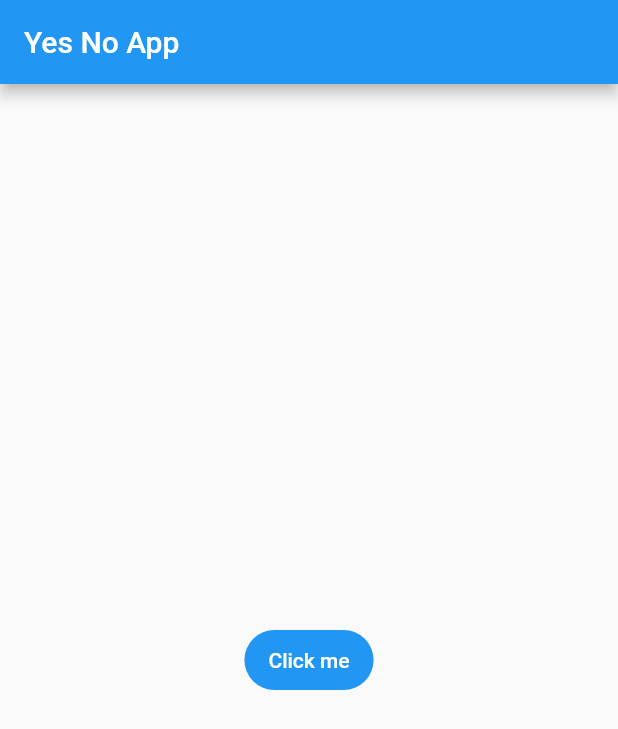
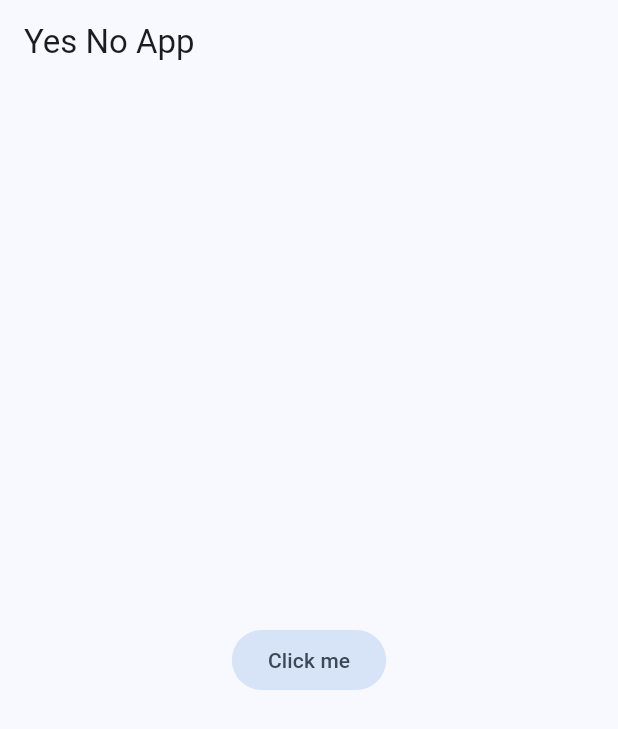
Before and after one commit to chemunoz/flutter-yes-no-app, a Flutter app: the screen it shows after launch, on a phone screen of 412 x 824 dp. Shown: the top 729 px of the screen. Run offline on Flutter 3.47's test engine with Material 2 defaults, Android fonts, the phone set to English and light mode, and no system bars.

Commit message:
feat: modularize app theme

```diff
--- /dev/null
+++ b/lib/config/theme/app_theme.dart
@@ -0,0 +1,10 @@
+import 'package:flutter/material.dart';
+
+class AppTheme {
+  ThemeData theme() {
+    return ThemeData(
+      useMaterial3: true,
+      colorScheme: ColorScheme.fromSeed(seedColor: Colors.blue),
+    );
+  }
+}
--- a/lib/main.dart
+++ b/lib/main.dart
@@ -1,4 +1,5 @@
 import 'package:flutter/material.dart';
+import 'package:yes_no_app/config/theme/app_theme.dart';
 
 void main() {
   runApp(const MyApp());
@@ -12,6 +13,7 @@ class MyApp extends StatelessWidget {
     return MaterialApp(
         title: 'Yes No App',
         debugShowCheckedModeBanner: false,
+        theme: AppTheme().theme(),
         home: Scaffold(
           appBar: AppBar(
             title: const Text('Yes No App'),
```
